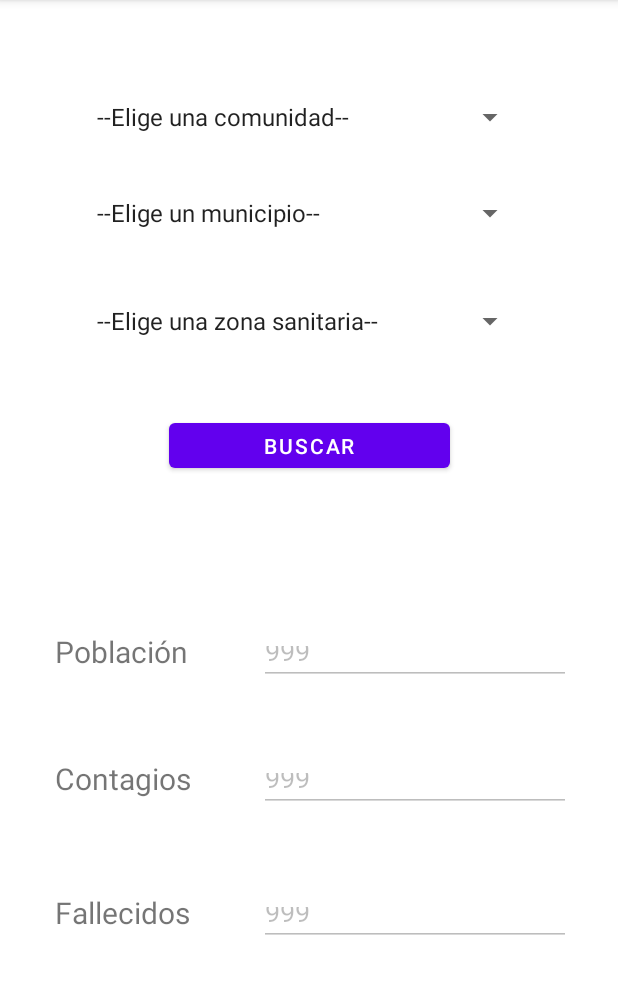
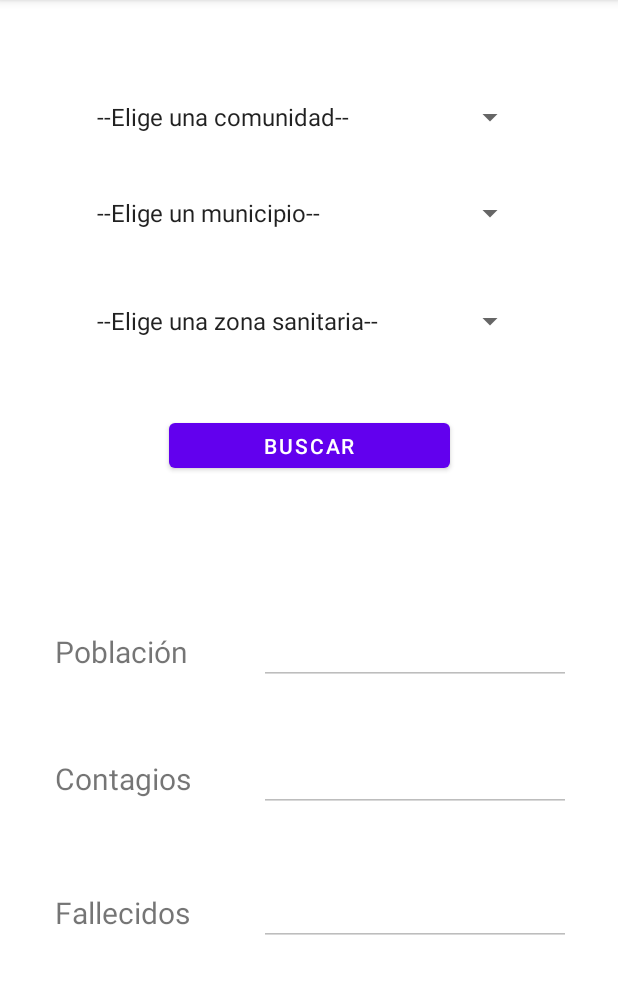
Before and after one commit to aitorortega03/PracticaProcesos, an Android app: the DatosMapsFragment screen opened through its navigation route, after a tap on "BUSCAR", on a phone screen of 412 x 824 dp, the part 84-1078 px from its top. Run offline under Robolectric (Android 15) with nearby library versions, the phone set to English and light mode, and no system bars.

Commit message:
Datos de Parla

```diff
--- a/app/src/main/java/com/example/infocovid/DatosMapsFragment.java
+++ b/app/src/main/java/com/example/infocovid/DatosMapsFragment.java
@@ -10,6 +10,7 @@ import android.view.View;
 import android.view.ViewGroup;
 import android.widget.Button;
 import android.widget.EditText;
+import android.widget.Spinner;
 import android.widget.Toast;
 
 import com.google.android.gms.maps.CameraUpdateFactory;
@@ -48,18 +49,25 @@ public class DatosMapsFragment extends Fragment {
 
         //Permite programar el evento onClick del boton bBuscar
         View vista = inflater.inflate(R.layout.fragment_datos_maps, container, false);
-        Button bBuscar = (Button)vista.findViewById(R.id.bBuscar);
-        EditText etnPoblacion = (EditText)vista.findViewById(R.id.etnPoblacion);
-        EditText etnContagios = (EditText)vista.findViewById(R.id.etnContagios);
-        EditText etnFallecidos = (EditText)vista.findViewById(R.id.etnFallecidos);
+        Button bBuscar = vista.findViewById(R.id.bBuscar);
+        Spinner spComunidad = vista.findViewById(R.id.spComunidad);
+        Spinner spMunicipio = vista.findViewById(R.id.spMunicipio);
+        Spinner spZonaSan = vista.findViewById(R.id.spZonaSan);
+        EditText etnPoblacion = vista.findViewById(R.id.etnPoblacion);
+        EditText etnContagios = vista.findViewById(R.id.etnContagios);
+        EditText etnFallecidos = vista.findViewById(R.id.etnFallecidos);
 
         bBuscar.setOnClickListener(new View.OnClickListener() {
             @Override
             public void onClick(View v) {
-                Toast.makeText(getContext(), "Buscando datos...", Toast.LENGTH_LONG).show();
-                etnPoblacion.setText("999");
-                etnContagios.setText("999");
-                etnFallecidos.setText("999");
+                if (spComunidad.getSelectedItemPosition()==0 || spMunicipio.getSelectedItemPosition()==0 || spZonaSan.getSelectedItemPosition()==0) {
+                    Toast.makeText(getContext(), "Seleccione una comunidad, municipio y zona sanitaria.", Toast.LENGTH_LONG).show();
+                } else {
+                    Toast.makeText(getContext(), "Buscando datos...", Toast.LENGTH_LONG).show();
+                    etnPoblacion.setText("128.256");
+                    etnContagios.setText("7.365");
+                    etnFallecidos.setText("117");
+                }
             }
         });
 
```
